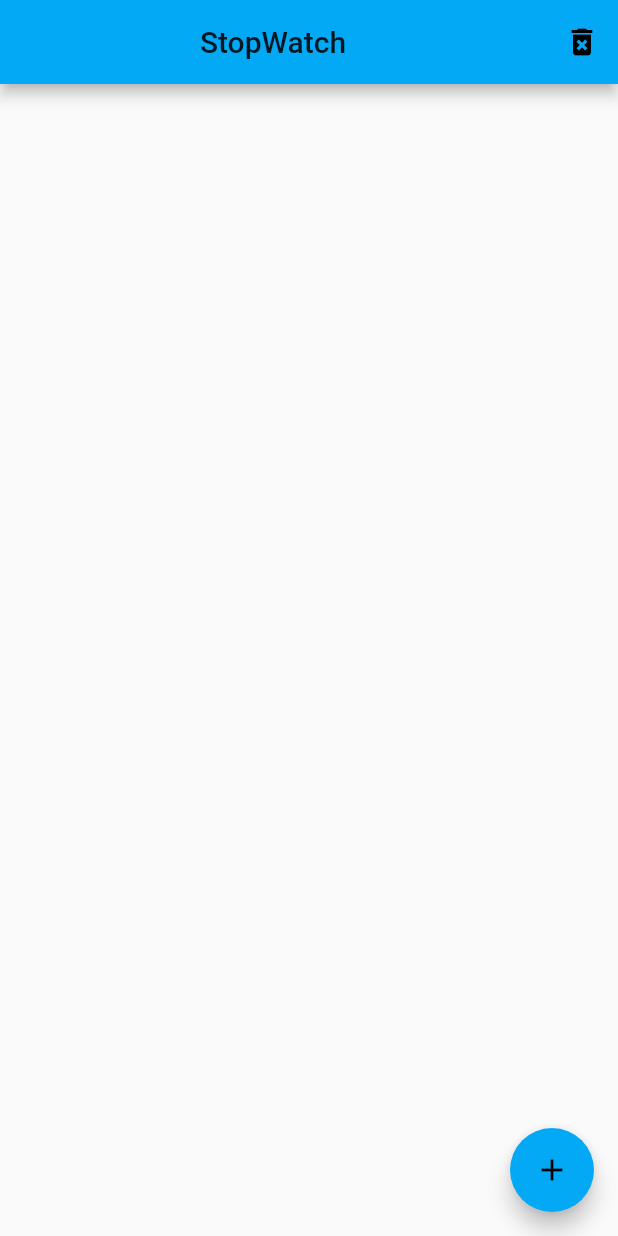
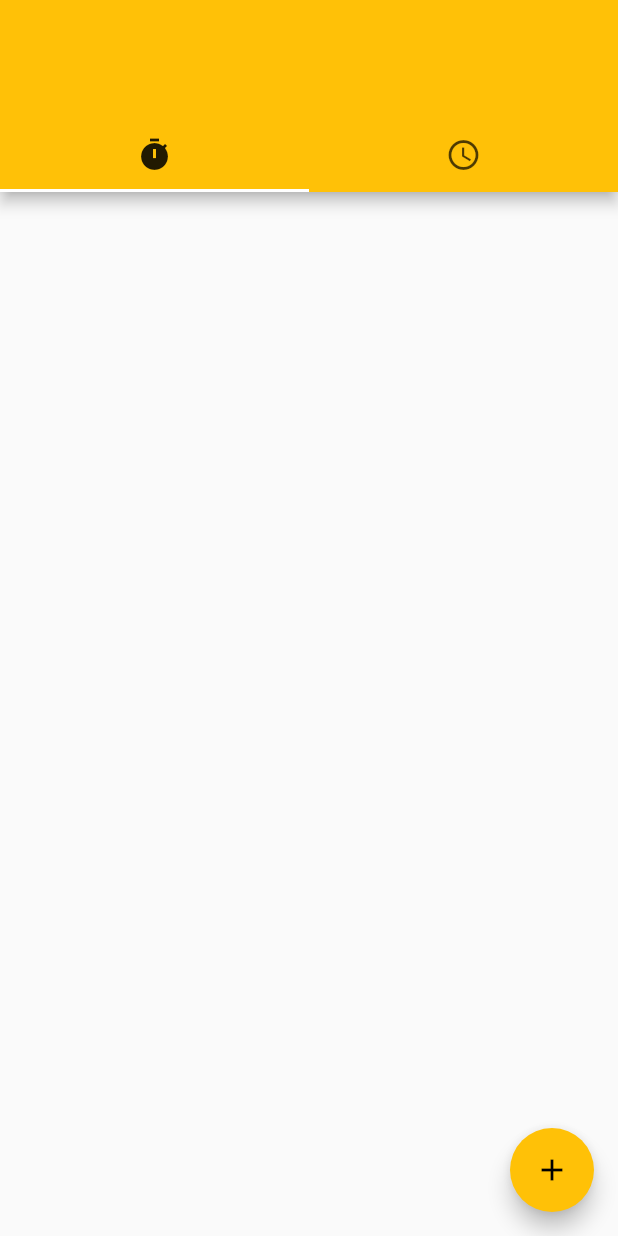
Before and after one commit to lionharrt/Stopwatch, a Flutter app: the screen it shows after launch, on a phone screen of 412 x 824 dp. Run offline on Flutter 3.47's test engine with Material 2 defaults, Android fonts, the phone set to English and light mode, and no system bars; our stand-ins replace flutter_time_picker_spinner.

Commit message:
timer nearly finished

```diff
--- a/lib/main.dart
+++ b/lib/main.dart
@@ -1,5 +1,6 @@
 import 'package:flutter/material.dart';
 import 'package:hello_world/stopwatch.dart';
+import 'package:hello_world/timer.dart';
 
 void main() {
   runApp(MyApp());
@@ -10,85 +11,60 @@ class MyApp extends StatelessWidget {
   @override
   Widget build(BuildContext context) {
     return MaterialApp(
-      title: 'StopWatch',
+      // title: 'StopWatch',
       theme: ThemeData(
-        primarySwatch: Colors.lightBlue,
+        primarySwatch: Colors.amber,
         visualDensity: VisualDensity.adaptivePlatformDensity,
       ),
-      home: MyHomePage(title: 'StopWatch'),
+      home: HomePage(),
     );
   }
 }
 
-class MyHomePage extends StatefulWidget {
-  MyHomePage({Key key, this.title}) : super(key: key);
-  final String title;
+class HomePage extends StatefulWidget {
+  HomePage({Key key}) : super(key: key);
 
   @override
-  _MyHomePageState createState() => _MyHomePageState();
+  _HomePageState createState() => _HomePageState();
 }
 
-class _MyHomePageState extends State<MyHomePage> {
-  final List<StopWatch> stopwatches = [];
+class _HomePageState extends State<HomePage>
+    with SingleTickerProviderStateMixin {
+  TabController tabController;
 
-  void addStopWatch() {
-    setState(() {
-      stopwatches.add(StopWatch(removeStopWatch));
-    });
+  @override
+  void initState() {
+    super.initState();
+
+    tabController = TabController(length: 2, vsync: this);
   }
 
-  void printStopWatches() {
-    stopwatches.asMap().forEach((index, StopWatch value) {
-      print('$index ${value.hashCode}');
-    });
+  void dispose() {
+    tabController.dispose();
+    super.dispose();
   }
 
-  void removeStopWatch(StopWatch stopwatch) {
-    final int index = stopwatches.indexOf(stopwatch);
-    print('index: $index');
-    printStopWatches();
-    print('----------------------');
-    setState(() {
-      stopwatches.removeAt(index);
-      printStopWatches();
-    });
+  Widget getTabBar() {
+    return TabBar(controller: tabController, tabs: [
+      Tab(icon: Icon(Icons.timer)),
+      Tab(icon: Icon(Icons.access_time)),
+    ]);
   }
 
-  void removeAllStopWatches() {
-    setState(() {
-      stopwatches.clear();
-    });
+  Widget getTabBarPages() {
+    return TabBarView(controller: tabController, children: <Widget>[
+      StopWatchPage(),
+      HourGlassTimerPage(),
+    ]);
   }
 
   @override
   Widget build(BuildContext context) {
     return Scaffold(
-      appBar: AppBar(
-        title: Center(child: Text(widget.title)),
-        actions: [
-          IconButton(
-              icon: Icon(
-                Icons.delete_forever,
-                color: Colors.deepOrangeAccent[800],
-              ),
-              onPressed: removeAllStopWatches)
-        ],
-      ),
-      body: Center(
-          child: ListView.builder(
-              padding: const EdgeInsets.only(
-                top: 16.0,
-                bottom: 16.0,
-              ),
-              itemCount: stopwatches.length,
-              itemBuilder: (BuildContext ctxt, int index) {
-                return stopwatches[index];
-              })),
-      floatingActionButton: FloatingActionButton(
-        onPressed: addStopWatch,
-        tooltip: 'Increment',
-        child: Icon(Icons.add),
-      ), // This trailing comma makes auto-formatting nicer for build methods.
-    );
+        appBar: AppBar(
+          toolbarHeight: 80,
+          bottom: getTabBar(),
+        ),
+        body: getTabBarPages());
   }
 }
--- a/pubspec.yaml
+++ b/pubspec.yaml
@@ -18,16 +18,16 @@ publish_to: 'none' # Remove this line if you wish to publish to pub.dev
 version: 1.0.0+1
 
 environment:
-  sdk: ">=2.7.0 <3.0.0"
+  sdk: '>=2.7.0 <3.0.0'
 
 dependencies:
   flutter:
     sdk: flutter
 
-
   # The following adds the Cupertino Icons font to your application.
   # Use with the CupertinoIcons class for iOS style icons.
   cupertino_icons: ^0.1.3
+  flutter_time_picker_spinner: ^1.0.6+1
 
 dev_dependencies:
   flutter_test:
@@ -38,7 +38,6 @@ dev_dependencies:
 
 # The following section is specific to Flutter.
 flutter:
-
   # The following line ensures that the Material Icons font is
   # included with your application, so that you can use the icons in
   # the material Icons class.
```
Also changed, not shown: lib/stopwatch.dart (+100 -57 lines), lib/timer.dart (added, +250 -0 lines), pubspec.lock.
